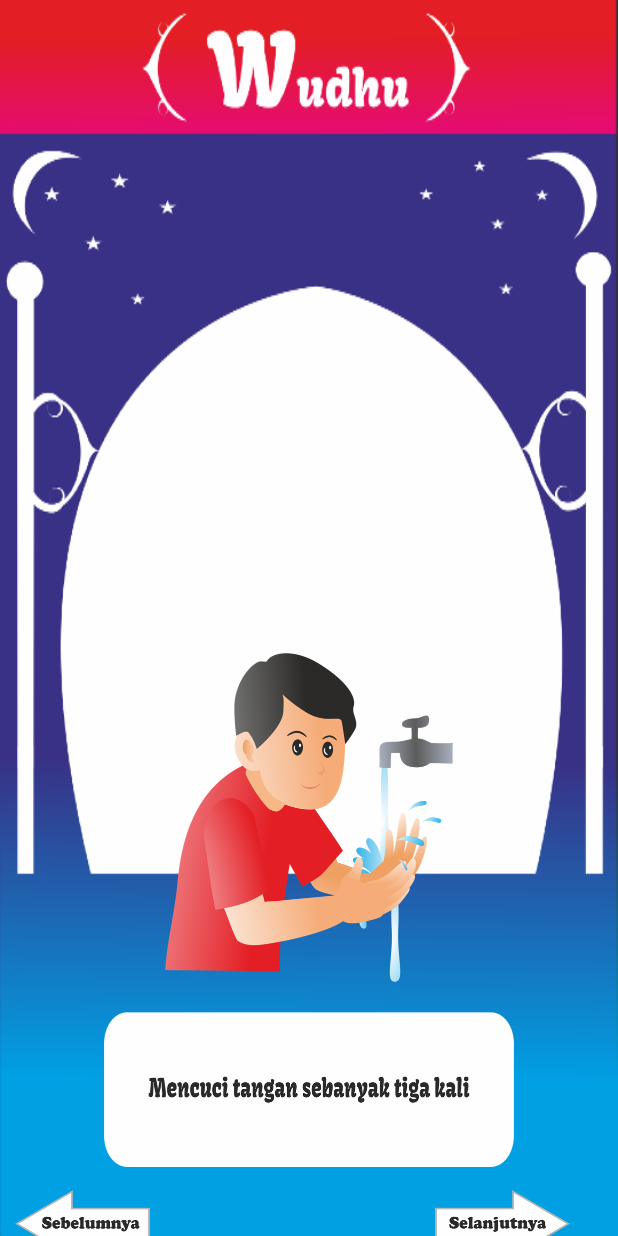
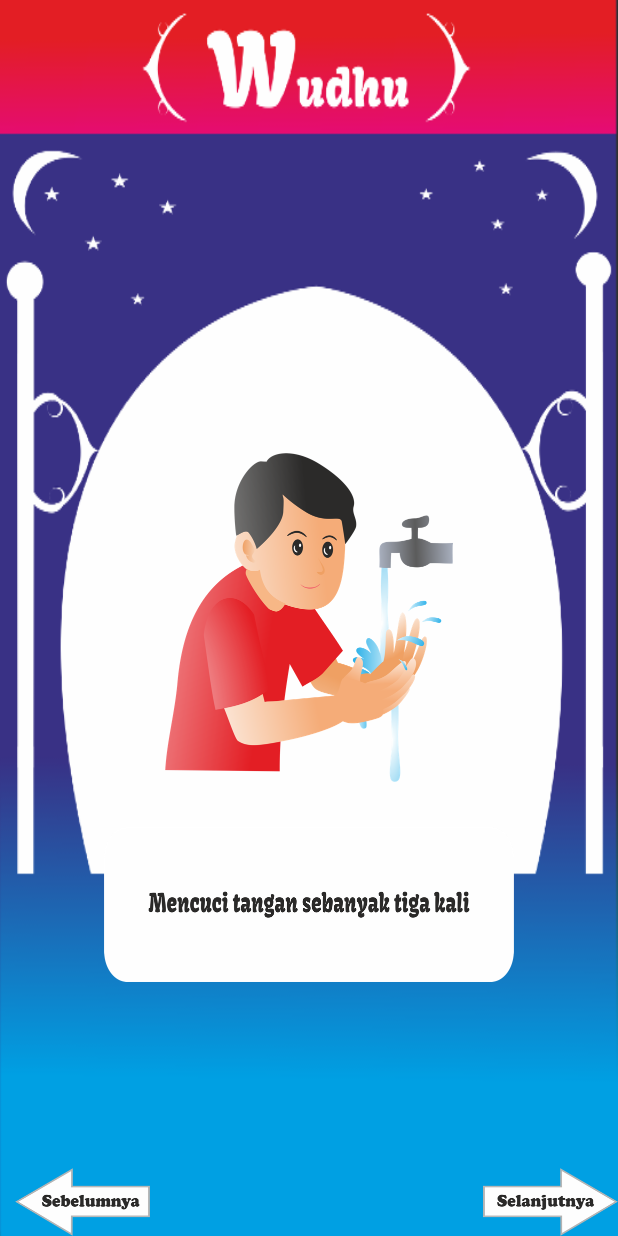
Before and after one commit to Rizary/AnakMuslim, an Android app: the Wudhu screen opened directly, with no data from a screen before it, on a phone screen of 412 x 824 dp. Run offline under Robolectric (Android 15) with nearby library versions, the phone set to English and light mode, and no system bars.

Commit message:
Phase 2 - Final

```diff
--- a/app/src/main/res/layout/activity_wudhu.xml
+++ b/app/src/main/res/layout/activity_wudhu.xml
@@ -1,5 +1,5 @@
 <?xml version="1.0" encoding="utf-8"?>
-<LinearLayout xmlns:android="http://schemas.android.com/apk/res/android"
+<RelativeLayout xmlns:android="http://schemas.android.com/apk/res/android"
     xmlns:tools="http://schemas.android.com/tools"
     android:layout_width="match_parent"
     android:orientation="vertical"
@@ -7,70 +7,89 @@
     android:background="@drawable/background_wudhu"
     android:weightSum="1">
 
-    <TextView
-        android:layout_width="match_parent"
+    <ImageButton
+        android:layout_width="wrap_content"
         android:layout_height="wrap_content"
-        android:textAppearance="?android:attr/textAppearanceLarge"
-        android:text=""
-        android:id="@+id/textView2"
-        android:layout_weight="1.04" />
+        android:id="@+id/previous"
+        android:background="@drawable/previous_button"
+        android:layout_alignParentBottom="true"
+        android:layout_alignParentRight="false"
+        android:layout_alignParentLeft="true"
+        android:layout_marginLeft="10dp"
+        android:layout_marginTop="15dp" />
+
+    <ImageButton
+        android:layout_width="wrap_content"
+        android:layout_height="wrap_content"
+        android:id="@+id/next"
+        android:background="@drawable/next_button"
+        android:layout_alignParentBottom="true"
+        android:layout_alignParentRight="true"
+        android:layout_alignParentLeft="false"
+        android:layout_marginLeft="190dp"
+        android:layout_marginTop="15dp" />
 
     <ViewFlipper
         android:layout_width="wrap_content"
         android:id="@+id/viewFlipper"
         android:layout_height="wrap_content"
         android:layout_gravity="center_horizontal|top"
-        android:layout_margin="30px"
-        android:layout_marginTop="30dp">
+        android:layout_margin="30dp"
+        android:layout_marginTop="30dp"
+        android:layout_alignParentBottom="false"
+        android:layout_alignParentRight="false"
+        android:layout_centerInParent="true">
 
         <ImageView
-            android:layout_width="match_parent"
+            android:layout_width="wrap_content"
             android:layout_height="wrap_content"
             android:id="@+id/ImageView"
             android:scaleType="centerCrop"
             android:src="@drawable/cuci_tangan"
-            android:layout_alignParentTop="true"/>
+            android:layout_below="@+id/contentFlipper"
+            android:layout_centerHorizontal="true" />
+
         <ImageView
-            android:layout_width="fill_parent"
-            android:layout_height="fill_parent"
+            android:layout_width="wrap_content"
+            android:layout_height="wrap_content"
             android:id="@+id/ImageView2"
             android:scaleType="centerCrop"
             android:src="@drawable/berkumur"/>
         <ImageView
-            android:layout_width="fill_parent"
-            android:layout_height="fill_parent"
+            android:layout_width="wrap_content"
+            android:layout_height="wrap_content"
             android:id="@+id/ImageView3"
             android:scaleType="centerCrop"
             android:src="@drawable/membersihkan_hidung"/>
         <ImageView
-            android:layout_width="match_parent"
+            android:layout_width="wrap_content"
             android:layout_height="wrap_content"
             android:id="@+id/ImageView4"
             android:scaleType="centerCrop"
             android:src="@drawable/mencuci_muka"
             android:layout_alignParentTop="true"/>
         <ImageView
-            android:layout_width="fill_parent"
-            android:layout_height="fill_parent"
+            android:layout_width="wrap_content"
+            android:layout_height="wrap_content"
             android:id="@+id/ImageView5"
             android:scaleType="centerCrop"
             android:src="@drawable/mencuci_tangan"/>
         <ImageView
-            android:layout_width="fill_parent"
-            android:layout_height="fill_parent"
+            android:layout_width="wrap_content"
+            android:layout_height="wrap_content"
             android:id="@+id/ImageView6"
             android:scaleType="centerCrop"
             android:src="@drawable/mencuci_rambut"/>
         <ImageView
-            android:layout_width="match_parent"
+            android:layout_width="wrap_content"
             android:layout_height="wrap_content"
             android:id="@+id/ImageView7"
             android:scaleType="centerCrop"
             android:src="@drawable/membersihkan_telinga"
             android:layout_alignParentTop="true"/>
         <ImageView
-            android:layout_width="fill_parent"
-            android:layout_height="fill_parent"
+            android:layout_width="wrap_content"
+            android:layout_height="wrap_content"
             android:id="@+id/ImageView8"
             android:scaleType="centerCrop"
             android:src="@drawable/mencuci_kaki"/>
@@ -82,7 +101,15 @@
         android:layout_width="wrap_content"
         android:id="@+id/contentFlipper"
         android:layout_height="wrap_content"
-        android:layout_gravity="center">
+        android:layout_gravity="center"
+        android:layout_below="@id/viewFlipper"
+        android:layout_centerInParent="true"
+        android:layout_alignParentEnd="false"
+        android:layout_alignParentStart="false"
+        android:layout_alignParentRight="false"
+        android:layout_alignWithParentIfMissing="false"
+        android:layout_alignParentTop="false"
+        android:layout_above="@+id/next">
 
         <ImageView
             android:layout_width="match_parent"
@@ -138,35 +165,6 @@
 
     </ViewFlipper>
 
-    <LinearLayout
-        android:orientation="horizontal"
-        android:layout_width="match_parent"
-        android:layout_height="wrap_content"
-        android:layout_gravity="center_horizontal">
-
-        <ImageButton
-            android:layout_width="wrap_content"
-            android:layout_height="wrap_content"
-            android:id="@+id/previous"
-            android:background="@drawable/previous_button"
-            android:layout_alignParentBottom="true"
-            android:layout_alignParentRight="false"
-            android:layout_alignParentLeft="true"
-            android:layout_marginLeft="10dp"
-            android:layout_marginTop="15dp" />
-
-        <ImageButton
-            android:layout_width="wrap_content"
-            android:layout_height="wrap_content"
-            android:id="@+id/next"
-            android:background="@drawable/next_button"
-            android:layout_alignParentBottom="true"
-            android:layout_alignParentRight="true"
-            android:layout_alignParentLeft="false"
-            android:layout_marginLeft="190dp"
-            android:layout_marginTop="15dp" />
-    </LinearLayout>
-
     <!--<Button-->
         <!--android:id="@+id/next"-->
         <!--android:layout_width="wrap_content"-->
@@ -185,4 +183,4 @@
         <!--android:layout_alignParentStart="true"-->
         <!--android:layout_alignTop="@+id/testwe"/>-->
 
-</LinearLayout>
+</RelativeLayout>
```
Also changed, not shown: app/src/main/res/layout/activity_main.xml (+24 -24 lines), app/src/main/res/drawable-hdpi/background_menu_2.png (added), app/src/main/res/drawable-mdpi/background_menu_2.png (added), app/src/main/res/drawable-xhdpi/background_menu_2.png (added), app/src/main/res/drawable-xxhdpi/background_menu_2.png (added), app/src/main/res/drawable-xxxhdpi/background_menu_2.png (added), app/src/main/res/mipmap-hdpi/ic_launcher.png, app/src/main/res/mipmap-mdpi/ic_launcher.png, app/src/main/res/mipmap-xhdpi/ic_launcher.png, app/src/main/res/mipmap-xxhdpi/ic_launcher.png, app/src/main/res/mipmap-xxxhdpi/ic_launcher.png, 1 other file.
